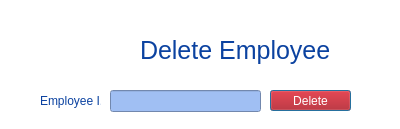
Qt form Bhitti/deleteemployee.ui (BigyaDhungana/Bhitti_v2) before a commit.
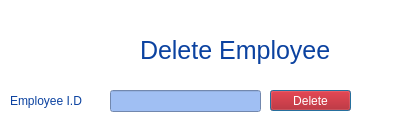
The same form after that commit. Icons and pictures are not drawn.

The edit to the form file:
```diff
--- a/Bhitti/deleteemployee.ui
+++ b/Bhitti/deleteemployee.ui
@@ -98,9 +98,9 @@
   <widget class="QLabel" name="label_2">
    <property name="geometry">
     <rect>
-     <x>40</x>
+     <x>10</x>
      <y>90</y>
-     <width>61</width>
+     <width>91</width>
      <height>21</height>
     </rect>
    </property>
@@ -117,7 +117,7 @@
 font: 9pt &quot;Segoe UI&quot;;</string>
    </property>
    <property name="text">
-    <string>Employee I.D:</string>
+    <string>Employee I.D</string>
    </property>
   </widget>
  </widget>
```
